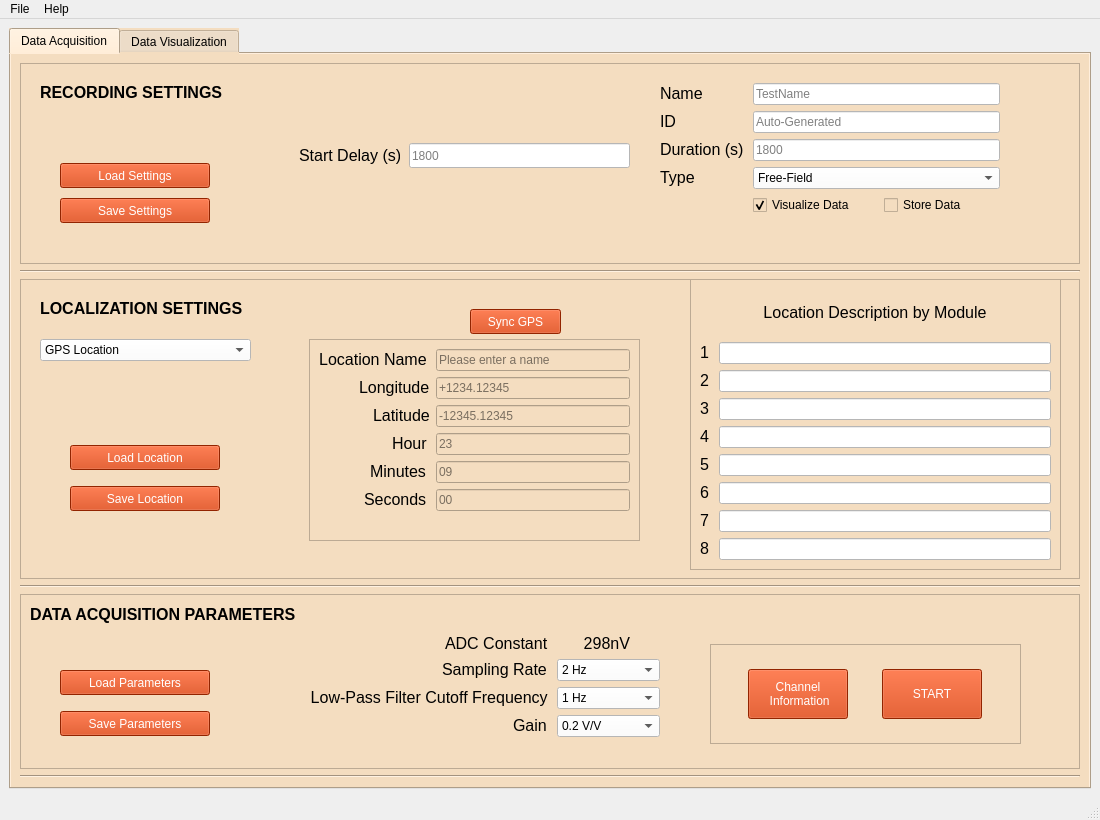
jrsm1/EWAS_Application, file GUI/main_window.ui: the form before one commit.
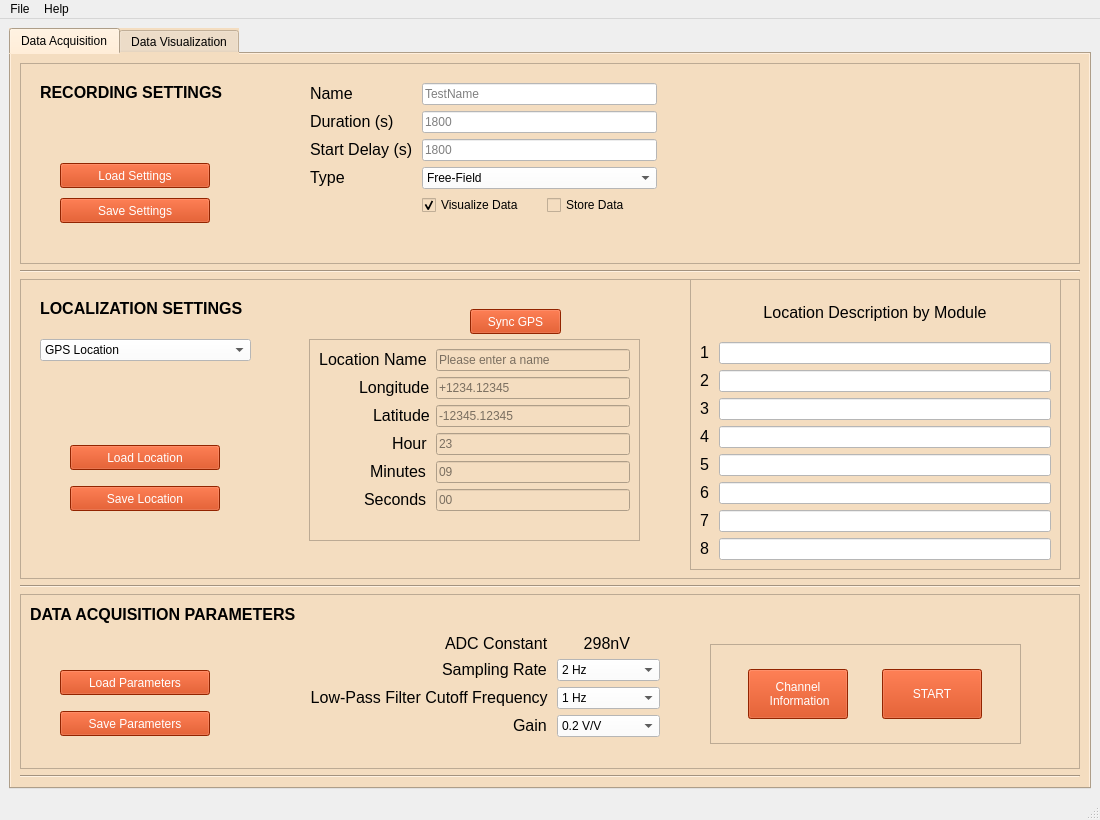
The form after the commit.

Patch:
```diff
--- a/GUI/main_window.ui
+++ b/GUI/main_window.ui
@@ -101,9 +101,9 @@
           <widget class="QWidget" name="formLayoutWidget_2">
            <property name="geometry">
             <rect>
-             <x>640</x>
+             <x>290</x>
              <y>20</y>
-             <width>340</width>
+             <width>347</width>
              <height>161</height>
             </rect>
            </property>
@@ -140,37 +140,6 @@
              </widget>
             </item>
             <item row="1" column="0">
-             <widget class="QLabel" name="main_tab_Localization_latitudLabel_2">
-              <property name="text">
-               <string>&lt;html&gt;&lt;head/&gt;&lt;body&gt;&lt;p&gt;&lt;span
-																style=&quot; font-size:12pt;&quot;&gt;ID&lt;/span&gt;&lt;/p&gt;&lt;/body&gt;&lt;/html&gt;
-															</string>
-              </property>
-              <property name="buddy">
-               <cstring>main_tab_RecordingSettings_id_LineEdit</cstring>
-              </property>
-             </widget>
-            </item>
-            <item row="1" column="1">
-             <widget class="QLineEdit" name="main_tab_RecordingSettings_id_LineEdit">
-              <property name="enabled">
-               <bool>false</bool>
-              </property>
-              <property name="styleSheet">
-               <string notr="true">background-color: rgb(255, 255, 255);
-																font: 12pt &quot;MS Shell Dlg 2&quot;;
-																color: rgb(0, 0, 0)
-															</string>
-              </property>
-              <property name="maxLength">
-               <number>10</number>
-              </property>
-              <property name="placeholderText">
-               <string>Auto-Generated</string>
-              </property>
-             </widget>
-            </item>
-            <item row="2" column="0">
              <widget class="QLabel" name="main_tab_RecordingSettings_durationLabel">
               <property name="text">
                <string>&lt;html&gt;&lt;head/&gt;&lt;body&gt;&lt;p&gt;&lt;span
@@ -183,7 +152,7 @@
               </property>
              </widget>
             </item>
-            <item row="2" column="1">
+            <item row="1" column="1">
              <widget class="QLineEdit" name="main_tab_RecordingSettings_durationLineEdit">
               <property name="styleSheet">
                <string notr="true">background-color: rgb(255, 255, 255);
@@ -199,7 +168,7 @@
               </property>
              </widget>
             </item>
-            <item row="3" column="0">
+            <item row="4" column="0">
              <widget class="QLabel" name="main_tab_longitud_Label_3">
               <property name="text">
                <string>&lt;html&gt;&lt;head/&gt;&lt;body&gt;&lt;p align=&quot;right&quot;&gt;&lt;span
@@ -211,7 +180,7 @@
               </property>
              </widget>
             </item>
-            <item row="3" column="1">
+            <item row="4" column="1">
              <widget class="QComboBox" name="main_tab_RecordingSettings_type_DropDown">
               <property name="styleSheet">
                <string notr="true">background-color: rgb(255, 255, 255);
@@ -239,7 +208,7 @@
               </item>
              </widget>
             </item>
-            <item row="4" column="1">
+            <item row="5" column="1">
              <layout class="QHBoxLayout" name="main_tab_visualize_store_horizontalLayout">
               <property name="spacing">
                <number>15</number>
@@ -269,6 +238,34 @@
               </item>
              </layout>
             </item>
+            <item row="3" column="1">
+             <widget class="QLineEdit" name="main_tab_RecordingSettings_delay_LineEdit">
+              <property name="styleSheet">
+               <string notr="true">background-color: rgb(255, 255, 255);
+													font: 12pt &quot;MS Shell Dlg 2&quot;;
+													color: rgb(0, 0, 0)
+												</string>
+              </property>
+              <property name="maxLength">
+               <number>4</number>
+              </property>
+              <property name="placeholderText">
+               <string>1800</string>
+              </property>
+             </widget>
+            </item>
+            <item row="3" column="0">
+             <widget class="QLabel" name="main_tab_RecordingSettings_delay_Label">
+              <property name="text">
+               <string>&lt;html&gt;&lt;head/&gt;&lt;body&gt;&lt;p&gt;&lt;span style=&quot;
+													font-size:12pt;&quot;&gt;Start Delay (s)&lt;/span&gt;&lt;/p&gt;&lt;/body&gt;&lt;/html&gt;
+												</string>
+              </property>
+              <property name="buddy">
+               <cstring>main_tab_RecordingSettings_durationLineEdit</cstring>
+              </property>
+             </widget>
+            </item>
            </layout>
           </widget>
           <widget class="QWidget" name="verticalLayoutWidget_2">
@@ -339,46 +336,6 @@
             </item>
            </layout>
           </widget>
-          <widget class="QLabel" name="main_tab_RecordingSettings_delay_Label">
-           <property name="geometry">
-            <rect>
-             <x>279</x>
-             <y>80</y>
-             <width>101</width>
-             <height>25</height>
-            </rect>
-           </property>
-           <property name="text">
-            <string>&lt;html&gt;&lt;head/&gt;&lt;body&gt;&lt;p&gt;&lt;span style=&quot;
-													font-size:12pt;&quot;&gt;Start Delay (s)&lt;/span&gt;&lt;/p&gt;&lt;/body&gt;&lt;/html&gt;
-												</string>
-           </property>
-           <property name="buddy">
-            <cstring>main_tab_RecordingSettings_durationLineEdit</cstring>
-           </property>
-          </widget>
-          <widget class="QLineEdit" name="main_tab_RecordingSettings_delay_LineEdit">
-           <property name="geometry">
-            <rect>
-             <x>389</x>
-             <y>80</y>
-             <width>221</width>
-             <height>25</height>
-            </rect>
-           </property>
-           <property name="styleSheet">
-            <string notr="true">background-color: rgb(255, 255, 255);
-													font: 12pt &quot;MS Shell Dlg 2&quot;;
-													color: rgb(0, 0, 0)
-												</string>
-           </property>
-           <property name="maxLength">
-            <number>4</number>
-           </property>
-           <property name="placeholderText">
-            <string>1800</string>
-           </property>
-          </widget>
          </widget>
         </item>
         <item>
```
Left out of the diff: 1 changed line with no effect on the pictures.
